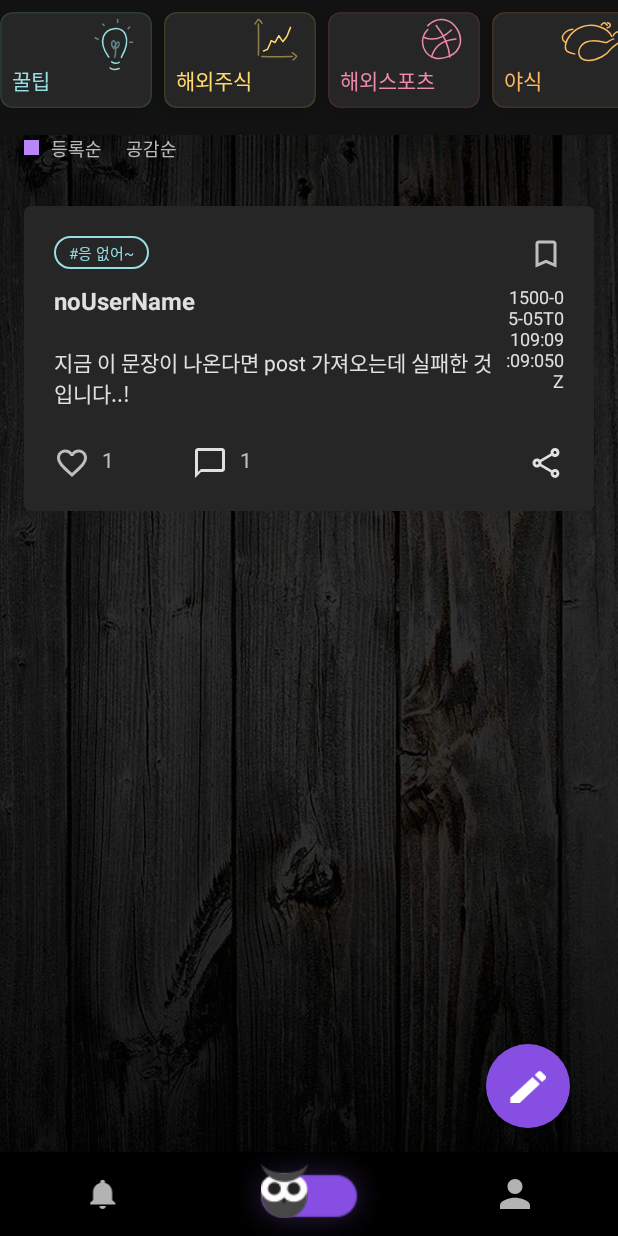
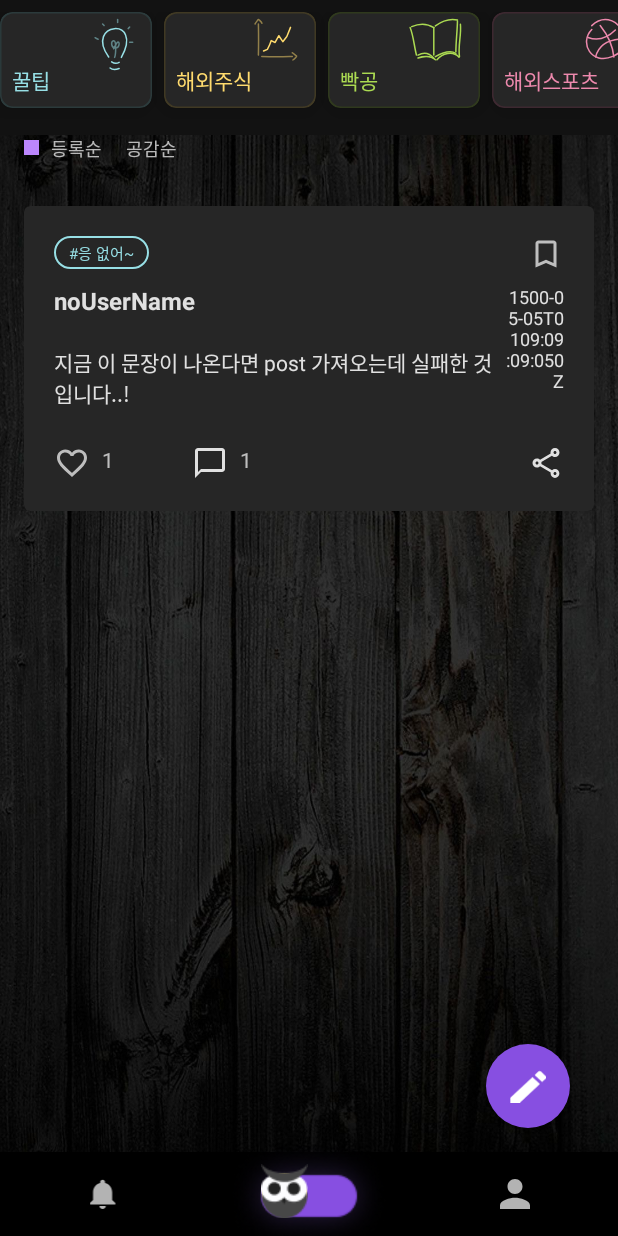
Before and after one commit to byhankim/AllBaaam, an Android app: the CommFragment screen opened directly, with no data from a screen before it, on a phone screen of 412 x 824 dp. Run offline under Robolectric (Android 15) with nearby library versions, the phone set to English and light mode, and no system bars; our stand-ins replace CircleImageView; libraries missing offline, so code that uses them is left out: com.github.mmin18.widget; plain views replace RealtimeBlurView.

Commit message:
Merge han

```diff
--- /dev/null
+++ b/app/src/main/java/com/han/owlmergerprototype/common/Constants.kt
@@ -0,0 +1,37 @@
+package com.han.owlmergerprototype.common
+
+import com.han.owlmergerprototype.R
+import com.han.owlmergerprototype.data.ThemeEntity
+
+class Constants {
+
+    public fun getCategoryList(): MutableList<ThemeEntity> {
+        val categoryList = listOf("꿀팁", "해외주식", "빡공", "해외스포츠", "야식", "게임")
+        return mutableListOf(
+            ThemeEntity(
+                categoryList[0], R.drawable.ic_idea, R.color.style1_5_20,
+                R.color.style2_5, R.color.style1_5, 0, false
+            ),
+            ThemeEntity(
+                categoryList[1], R.drawable.ic_graph, R.color.style1_4_20,
+                R.color.style2_4, R.color.style1_4, 1, false
+            ),
+            ThemeEntity(
+                categoryList[2], R.drawable.ic_book, R.color.style1_6_20,
+                R.color.style2_6, R.color.style1_6, 2, false
+            ),
+            ThemeEntity(
+                categoryList[3], R.drawable.ic_sport, R.color.style1_3_20,
+                R.color.style2_3, R.color.style1_3, 3, false
+            ),
+            ThemeEntity(
+                categoryList[4], R.drawable.ic_chicken, R.color.style1_1_20,
+                R.color.style2_1, R.color.style1_1, 4, false
+            ),
+            ThemeEntity(
+                categoryList[5], R.drawable.ic_game, R.color.style1_7_20,
+                R.color.style2_7, R.color.style1_7, 5, false
+            )
+        )
+    }
+}
--- a/app/src/main/java/com/han/owlmergerprototype/common/RetrofitRESTService.kt
+++ b/app/src/main/java/com/han/owlmergerprototype/common/RetrofitRESTService.kt
@@ -1,6 +1,5 @@
 package com.han.owlmergerprototype.common
 
-import com.google.gson.JsonObject
 import com.han.owlmergerprototype.data.*
 import com.han.owlmergerprototype.rest.*
 import retrofit2.Call
@@ -10,15 +9,15 @@ interface RetrofitRESTService {
 //    @FormUrlEncoded
     @POST("/posts")
     @Headers("Content-Type: application/json")
-    fun createPost( // without image
+    fun createPost(
         @Header("token") token: String,
         @Body body: String
     ): Call<OkFailResult>
 
-    // full posts (default)
+    // posts
     @GET("/posts")
     fun getPosts(
-        @Query("cursor") cursor_key: Int?,
+        @Query("cursor") cursorId: Int?,
         @Header("token") token: String?
     ): Call<PostModel>
 
@@ -48,7 +47,6 @@ interface RetrofitRESTService {
         @Header("token") token: String,
         @Body body: String
     ): Call<OkFailResult>
-
 
     // AUTH KAKAO
     @GET("/auth/kakao/")
--- a/app/src/main/java/com/han/owlmergerprototype/community/CommFragment.kt
+++ b/app/src/main/java/com/han/owlmergerprototype/community/CommFragment.kt
@@ -20,6 +20,7 @@ import android.view.WindowManager
 import android.widget.*
 import androidx.core.view.isVisible
 import android.widget.TextView
+import androidx.core.os.HandlerCompat.postDelayed
 import androidx.core.widget.NestedScrollView
 import androidx.fragment.app.Fragment
 import androidx.recyclerview.widget.DividerItemDecoration
@@ -30,6 +31,7 @@ import com.google.gson.Gson
 import com.google.gson.reflect.TypeToken
 import com.han.owlmergerprototype.R
 import com.han.owlmergerprototype.common.ADDRESS
+import com.han.owlmergerprototype.common.Constants
 import com.han.owlmergerprototype.common.RetrofitRESTService
 import com.han.owlmergerprototype.data.CommentEntity
 import com.han.owlmergerprototype.data.Post
@@ -56,6 +58,8 @@ class CommFragment: Fragment() {//인자 넣으면 default생성자 제공안해
     private lateinit var recyclerView: RecyclerView
     private lateinit var mAdapter: RecyclerRestAdapter
     private lateinit var themeSelectorRv: RecyclerView
+    private lateinit var tAdapter: ThemeSelectorRecyclerAdapter
+    private var selectedCategoryPos: Int = -1
 
     // dummy post dataset
     private lateinit var dummyCommPostDatasets: MutableList<Post>
@@ -69,6 +73,9 @@ class CommFragment: Fragment() {//인자 넣으면 default생성자 제공안해
     // category selection
     private var mCatetoryId: Int? = null
     private var mCursorId: Int? = null
+
+
+    // sort by
 
 
     companion object{
@@ -115,13 +122,6 @@ class CommFragment: Fragment() {//인자 넣으면 default생성자 제공안해
             Context.MODE_PRIVATE
         )
 
-        val dummyCommPostsType = object: TypeToken<MutableList<Post>>() {}.type
-        val dummyCommunityPostsList: MutableList<Post> =
-            Gson().fromJson(myShared?.getString(
-                getString(R.string.owl_shared_preferences_dummy_comm_posts),
-                ""),
-                dummyCommPostsType
-            )
 
         recyclerView = view1.findViewById(R.id.article_rv)
 
@@ -141,7 +141,7 @@ class CommFragment: Fragment() {//인자 넣으면 default생성자 제공안해
         }
 
         recyclerView = view1.findViewById(R.id.article_rv)
-        mAdapter = RecyclerRestAdapter(activity!!, postModel.posts!!)
+        mAdapter = RecyclerRestAdapter(activity!!, postModel.posts)
 
         with (recyclerView) {
             layoutManager = LinearLayoutManager(activity, LinearLayoutManager.VERTICAL, false)
@@ -193,9 +193,20 @@ class CommFragment: Fragment() {//인자 넣으면 default생성자 제공안해
                 if (v.getChildAt(v.childCount - 1) != null) {
                     if (scrollY > oldScrollY) {
                         if (scrollY >= (v.getChildAt(v.childCount - 1).measuredHeight - v.measuredHeight)) {
+
+                            /*
+                            * Handler().postDelayed({
+//            startActivity(Intent(this, CommunityMainActivity::class.java))
+            startActivity(Intent(this, NoLoginBottomNavActivity::class.java))
+            finish()
+        }, timeoutCount)
+                            * */
+                            Handler().postDelayed({
                                 Toast.makeText(activity, "스크롤 끝에 도달했습니다", Toast.LENGTH_SHORT).show()
 
                                 getPosts(mCursorId)
+                            }, 250)
+
                             //
                             // 1. postdelayed
 //                            Handler().postDelayed({
@@ -214,92 +225,36 @@ class CommFragment: Fragment() {//인자 넣으면 default생성자 제공안해
 
 
         // ---------------------------------------------------------------------
+        //  인기순 받아오기
+        // ---------------------------------------------------------------------
+        val popularSortBtn = view1.findViewById<TextView>(R.id.comment_sort_by_popularity_btn)//comment_sort_by_popularity_btn
+        with (popularSortBtn) {
+            setOnClickListener {
+
+            }
+        }
+
+
+
+        // ---------------------------------------------------------------------
         // theme selector rv
         // ---------------------------------------------------------------------
         themeSelectorRv = view1.findViewById(R.id.comm_theme_selector_recyclerview)
 
         val manager = LinearLayoutManager(activity as Activity, LinearLayoutManager.HORIZONTAL, false)
 
-
+        tAdapter = ThemeSelectorRecyclerAdapter(Constants().getCategoryList(), activity as Activity, true)
         with (themeSelectorRv) {
             layoutManager = manager
             androidx.recyclerview.widget.DividerItemDecoration(
                 context,LinearLayoutManager.HORIZONTAL)
-            Log.e("[THEME_SELECTOR]", "aasaaaaaaaaaaahhh!!!")
-            val testList = kotlin.collections.mutableListOf<ThemeEntity>()
-            testList.add(
-                com.han.owlmergerprototype.data.ThemeEntity(
-                    getString(com.han.owlmergerprototype.R.string.comm_honey_tip),
-                    com.han.owlmergerprototype.R.drawable.ic_idea,
-                    com.han.owlmergerprototype.R.color.style1_5_20,
-                    com.han.owlmergerprototype.R.color.style2_5,
-                    com.han.owlmergerprototype.R.color.style1_5,
-                    1,
-                    false
-                )
-            )
-            testList.add(
-                com.han.owlmergerprototype.data.ThemeEntity(
-                    getString(com.han.owlmergerprototype.R.string.comm_stocks_overseas),
-                    com.han.owlmergerprototype.R.drawable.ic_graph,
-                    com.han.owlmergerprototype.R.color.style1_4_20,
-                    com.han.owlmergerprototype.R.color.style2_4,
-                    com.han.owlmergerprototype.R.color.style1_4,
-                    2,
-                    false
-                )
-            )
-            testList.add(
-                com.han.owlmergerprototype.data.ThemeEntity(
-                    getString(com.han.owlmergerprototype.R.string.comm_sports_overseas),
-                    com.han.owlmergerprototype.R.drawable.ic_sport,
-                    com.han.owlmergerprototype.R.color.style1_3_20,
-                    com.han.owlmergerprototype.R.color.style2_3,
-                    com.han.owlmergerprototype.R.color.style1_3,
-                    3,
-                    false
-                )
-            )
-            testList.add(
-                com.han.owlmergerprototype.data.ThemeEntity(
-                    getString(com.han.owlmergerprototype.R.string.comm_latenight_food),
-                    com.han.owlmergerprototype.R.drawable.ic_chicken,
-                    com.han.owlmergerprototype.R.color.style1_1_20,
-                    com.han.owlmergerprototype.R.color.style2_1,
-                    com.han.owlmergerprototype.R.color.style1_1,
-                    4,
-                    false
-                )
-            )
-            testList.add(
-                com.han.owlmergerprototype.data.ThemeEntity(
-                    getString(com.han.owlmergerprototype.R.string.comm_study_hard),
-                    com.han.owlmergerprototype.R.drawable.ic_book,
-                    com.han.owlmergerprototype.R.color.style1_6_20,
-                    com.han.owlmergerprototype.R.color.style2_6,
-                    com.han.owlmergerprototype.R.color.style1_6,
-                    5,
-                    false
-                )
-            )
-            testList.add(
-                    com.han.owlmergerprototype.data.ThemeEntity(
-                            getString(com.han.owlmergerprototype.R.string.comm_games),
-                            com.han.owlmergerprototype.R.drawable.ic_game,
-                            com.han.owlmergerprototype.R.color.style1_7_20,
-                            com.han.owlmergerprototype.R.color.style2_7,
-                            com.han.owlmergerprototype.R.color.style1_7,
-                            6,
-                            false
-                    )
-                    )
-            adapter = com.han.owlmergerprototype.community.ThemeSelectorRecyclerAdapter(
-                testList,
-                activity as Activity,
-                true
-            )
+
+            adapter = tAdapter
+            selectedCategoryPos = tAdapter.pos
+            setOnClickListener {
+                Toast.makeText(activity, "selectedPos: $tAdapter.pos", Toast.LENGTH_SHORT).show()
             }
-
+        }
 
         // FAB
         floatBTN = view1.findViewById(R.id.fab)
@@ -766,11 +721,12 @@ class CommFragment: Fragment() {//인자 넣으면 default생성자 제공안해
 
         val call: Call<PostModel> = OwlRetrofitManager.OwlRestService.owlRestService.getPosts(cursorId, token)
         // log?
-//        Log.e("[retrofitCall]", call.request().toString())
+        Log.e("[retrofitCall]", call.request().toString())
         call.enqueue(object: Callback<PostModel> {
             override fun onResponse(call: Call<PostModel>, response: Response<PostModel>) {
                 if (response.isSuccessful) {
                     postModel = response.body() as PostModel
+                    Log.e("[getPostResult]", postModel.posts.toString())
 
                     // empty거나 null 이거나 이전에 받아온 모델하고 last post id가 같으면 처리 안함
                     if (postModel.posts.isNullOrEmpty() || mCursorId == postModel.posts.last().id)
@@ -792,9 +748,4 @@ class CommFragment: Fragment() {//인자 넣으면 default생성자 제공안해
             }
         })
     }
-
-
-
-
-
 }
--- a/app/src/main/java/com/han/owlmergerprototype/community/ThemeSelectorRecyclerAdapter.kt
+++ b/app/src/main/java/com/han/owlmergerprototype/community/ThemeSelectorRecyclerAdapter.kt
@@ -28,6 +28,7 @@ class ThemeSelectorRecyclerAdapter(
     private val owner: Activity,
     private val which : Boolean //true면 메인, false 글작성
 ): RecyclerView.Adapter<ThemeSelectorRecyclerAdapter.ThemeHolder>() {
+    public var pos = -1
     private var selectedPos = -1
     private lateinit var bgColorList: MutableList<Int>
     private lateinit var iconsList: MutableList<Int>
@@ -65,9 +66,11 @@ class ThemeSelectorRecyclerAdapter(
                 if (themeEntity.toggleClicked) {
                     themeEntity.toggleClicked = false
                     selectedPos = -1
+                    pos = -1
                 } else {
                     themeEntity.toggleClicked = true
                     selectedPos = position
+                    pos = position
 
                     // ((INEFFECTIVE!!)) if newly clicked, reset all other toggle values
                     for (i in 0 until themesList.size) {
@@ -78,7 +81,7 @@ class ThemeSelectorRecyclerAdapter(
                 }
                 notifyDataSetChanged()
             }
-            if (selectedPos == position) {
+            if (/*selectedPos == position*/pos == position) {
 //                themeSelectorCv.setCardBackgroundColor(ContextCompat.getColor(owner, themeEntity.themeColorOnClick))
 //                themeSelectorCv.alpha = 0.3f
 //                themeSelectorCv.setCardBackgroundColor(ContextCompat.getColor(owner, themesList[position].themeColor))
--- a/app/src/main/java/com/han/owlmergerprototype/map/MapsMainActivity.kt
+++ b/app/src/main/java/com/han/owlmergerprototype/map/MapsMainActivity.kt
@@ -551,7 +551,5 @@ class MapsMainActivity : AppCompatActivity(), OnMapReadyCallback {
             mMap.moveCamera(camera)
 
         }
-
-
     }
 }
--- a/app/src/main/java/com/han/owlmergerprototype/noLoginTest/NoLoginCommFragment.kt
+++ b/app/src/main/java/com/han/owlmergerprototype/noLoginTest/NoLoginCommFragment.kt
@@ -528,7 +528,7 @@ class NoLoginCommFragment(var owner: Activity): Fragment() {
         Log.e("[getPost]", "-.-")
         // no progressbar!!
 
-        val call: Call<PostModel> = OwlRetrofitManager.OwlRestService.owlRestService.getPosts(cursorId, null)
+        val call: Call<PostModel> = OwlRetrofitManager.OwlRestService.owlRestService.getPosts(null, null)
 
         call.enqueue(object: Callback<PostModel> {
             override fun onResponse(call: Call<PostModel>, response: Response<PostModel>) {
```
Also changed, not shown: app/src/main/java/com/han/owlmergerprototype/community/ArticleActivity.kt (+45 -8 lines), app/src/main/java/com/han/owlmergerprototype/community/CreateArticleActivity.kt (+15 -14 lines), app/src/main/java/com/han/owlmergerprototype/data/CreateCommentEntity.kt (added, +15 -0 lines), app/src/main/java/com/han/owlmergerprototype/data/CreatePostEntity.kt (+6 -6 lines). Lines whose indentation alone changed are shown as unchanged.
